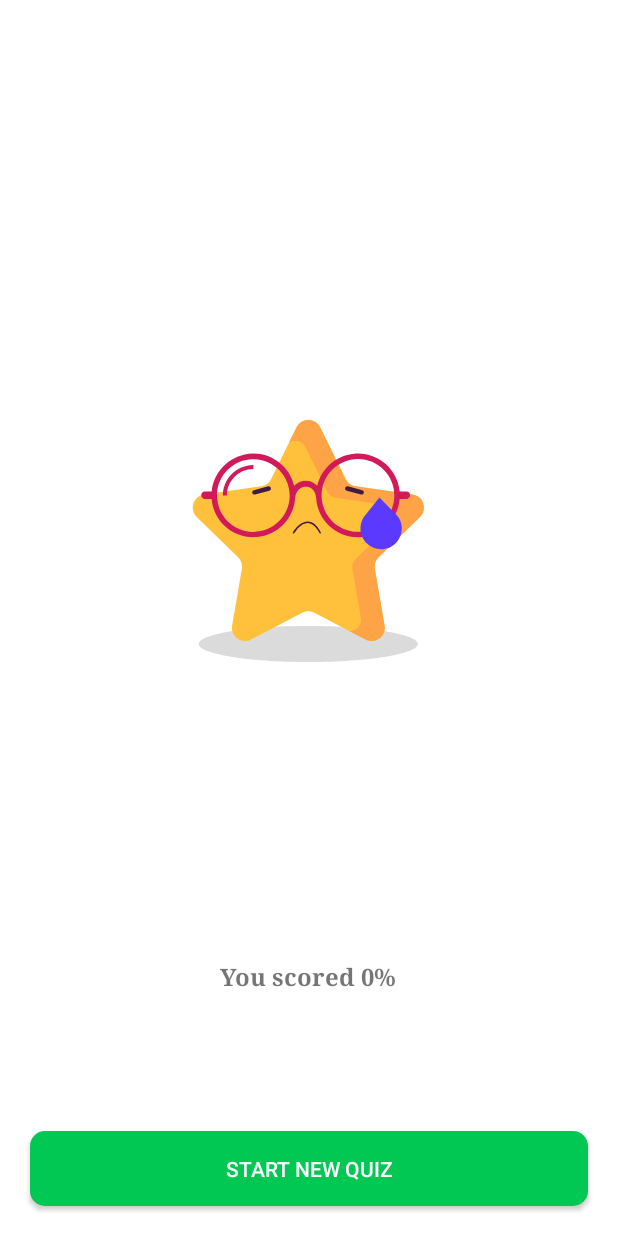
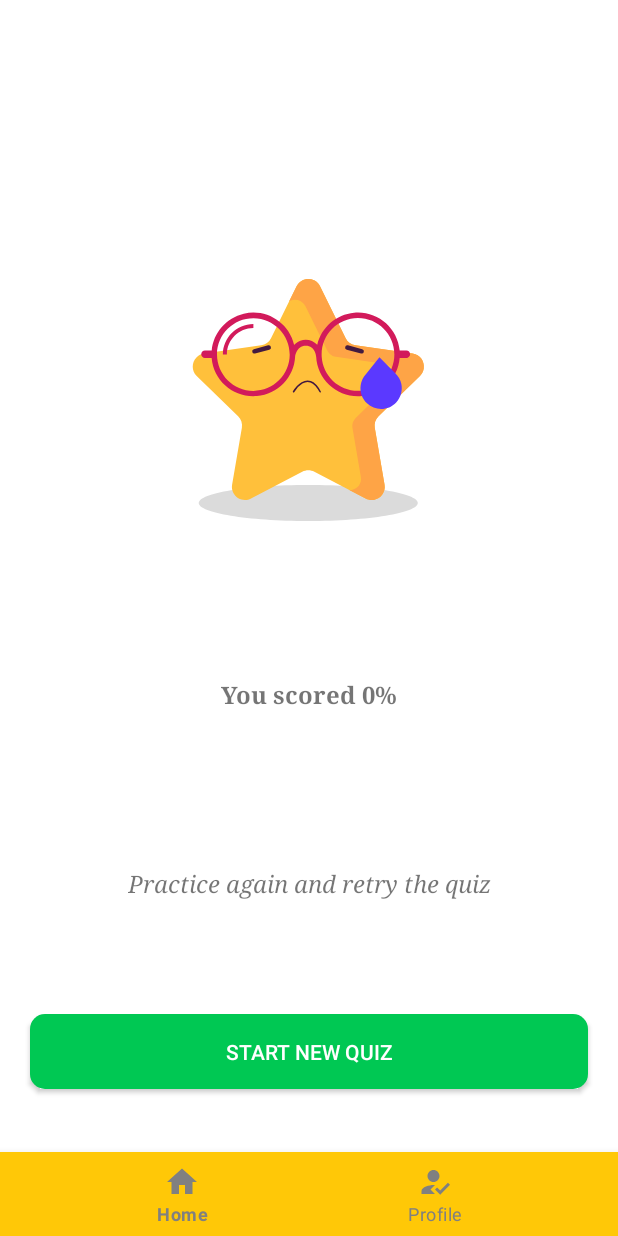
Before and after one commit to 1itachi/crack-it-up, an Android app: the ResultAnimation screen opened directly, with no data from a screen before it, on a phone screen of 412 x 824 dp. Run offline under Robolectric (Android 15) with nearby library versions, the phone set to English and light mode, and no system bars; our stand-ins replace Firebase (no records; nobody signed in at launch, a user with empty details on screens opened directly).

Commit message:
Added encouraging text for user after quiz (#97)

```diff
--- a/app/src/main/java/edu/neu/madcourse/crack_it_up/ResultAnimation.java
+++ b/app/src/main/java/edu/neu/madcourse/crack_it_up/ResultAnimation.java
@@ -34,14 +34,17 @@ public class ResultAnimation extends AppCompatActivity {
 
         final AppCompatButton startNewBtn = findViewById(R.id.startNewQuizBtn);
         final TextView correctAnswer = findViewById(R.id.correctAnswers);
+        final TextView userMessage = findViewById(R.id.userMessage);
 
         final int getCorrectAnswers = getIntent().getIntExtra("percentage", 0);
         final String topicId = getIntent().getStringExtra("topicId");
 
         if(getCorrectAnswers >= 70){
             lottieAnimationView.setAnimation(R.raw.congrats);
+            userMessage.setText("Well done!");
         }else{
             lottieAnimationView.setAnimation(R.raw.sad);
+            userMessage.setText("Practice again and retry the quiz");
         }
 
         correctAnswer.setText("You scored " +String.valueOf(getCorrectAnswers) + "%");
--- a/app/src/main/java/edu/neu/madcourse/crack_it_up/ScreenSlideActivity.java
+++ b/app/src/main/java/edu/neu/madcourse/crack_it_up/ScreenSlideActivity.java
@@ -104,7 +104,6 @@ public class ScreenSlideActivity extends AppCompatActivity {
                 if(b.getText().toString().equals("Finish")){
                     openDialogQuiz();
 //                    startActivity(new Intent(ScreenSlideActivity.this, HomeScreenActivity.class));
-                    finish();
                 }
                 mSlideViewPager.setCurrentItem(mCurrentPage + 1);
             }
--- a/app/src/main/java/edu/neu/madcourse/crack_it_up/TakeQuizDialog.java
+++ b/app/src/main/java/edu/neu/madcourse/crack_it_up/TakeQuizDialog.java
@@ -1,5 +1,6 @@
 package edu.neu.madcourse.crack_it_up;
 
+import android.app.Activity;
 import android.app.AlertDialog;
 import android.app.Dialog;
 import android.content.Context;
@@ -36,6 +37,7 @@ public class TakeQuizDialog extends AppCompatDialogFragment {
                         intent.putExtra("TOPIC_ID", topicId);
                         intent.putExtra("TOPIC_NAME", topicName);
                         startActivity(intent);
+                        ((Activity)context).finish();
                     }
                 })
                 .setNegativeButton("No", new DialogInterface.OnClickListener() {
@@ -45,6 +47,7 @@ public class TakeQuizDialog extends AppCompatDialogFragment {
                         intent.putExtra("TOPIC_ID", topicId);
                         intent.putExtra("TOPIC_NAME", topicName);
                         startActivity(intent);
+                        ((Activity)context).finish();
                     }
                 });;
         return builder.create();
--- a/app/src/main/res/layout/activity_result_animation.xml
+++ b/app/src/main/res/layout/activity_result_animation.xml
@@ -1,7 +1,13 @@
 <?xml version="1.0" encoding="utf-8"?>
-<androidx.constraintlayout.widget.ConstraintLayout xmlns:android="http://schemas.android.com/apk/res/android"
-    xmlns:app="http://schemas.android.com/apk/res-auto"
+
+<RelativeLayout xmlns:app="http://schemas.android.com/apk/res-auto"
     xmlns:tools="http://schemas.android.com/tools"
+    android:layout_width="match_parent"
+    android:layout_height="match_parent"
+    xmlns:android="http://schemas.android.com/apk/res/android"
+    tools:context=".ResultAnimation">
+
+    <androidx.constraintlayout.widget.ConstraintLayout
         android:layout_width="match_parent"
         android:layout_height="match_parent"
         tools:context=".ResultAnimation">
@@ -11,8 +17,7 @@
             android:layout_width="wrap_content"
             android:layout_height="wrap_content"
             android:layout_centerHorizontal="true"
-        android:layout_marginTop="32dp"
-        app:layout_constraintBottom_toTopOf="@+id/correctAnswers"
+            android:layout_marginTop="132dp"
             app:layout_constraintEnd_toEndOf="parent"
             app:layout_constraintStart_toStartOf="parent"
             app:layout_constraintTop_toTopOf="parent"
@@ -23,16 +28,29 @@
             android:id="@+id/correctAnswers"
             android:layout_width="wrap_content"
             android:layout_height="wrap_content"
-        android:layout_marginBottom="92dp"
+            android:layout_marginTop="100dp"
             android:fontFamily="serif"
             android:includeFontPadding="true"
             android:text="Correct Answer"
             android:textSize="16sp"
             android:textStyle="bold"
-        app:layout_constraintBottom_toTopOf="@+id/startNewQuizBtn"
             app:layout_constraintEnd_toEndOf="parent"
-        app:layout_constraintHorizontal_bias="0.498"
-        app:layout_constraintStart_toStartOf="parent" />
+            app:layout_constraintStart_toStartOf="parent"
+            app:layout_constraintTop_toBottomOf="@+id/animation" />
+
+        <TextView
+            android:id="@+id/userMessage"
+            android:layout_width="wrap_content"
+            android:layout_height="wrap_content"
+            android:layout_marginTop="104dp"
+            android:fontFamily="serif"
+            android:includeFontPadding="true"
+            android:text="message"
+            android:textSize="16sp"
+            android:textStyle="italic"
+            app:layout_constraintEnd_toEndOf="parent"
+            app:layout_constraintStart_toStartOf="parent"
+            app:layout_constraintTop_toBottomOf="@+id/correctAnswers" />
 
         <androidx.appcompat.widget.AppCompatButton
             android:id="@+id/startNewQuizBtn"
@@ -40,13 +58,27 @@
             android:layout_height="50dp"
             android:layout_alignParentBottom="true"
             android:layout_margin="20dp"
-        android:layout_marginBottom="48dp"
             android:background="@drawable/round_back_green10"
             android:text="Start New Quiz"
             android:textColor="#FFFFFF"
+            app:layout_constraintBottom_toTopOf="@+id/bottom_navigation"
+            app:layout_constraintEnd_toEndOf="parent"
+            app:layout_constraintStart_toStartOf="parent"
+            app:layout_constraintTop_toBottomOf="@+id/userMessage"
+            app:layout_constraintVertical_bias="0.716" />
+
+        <com.google.android.material.bottomnavigation.BottomNavigationView
+            android:id="@+id/bottom_navigation"
+            android:layout_width="match_parent"
+            android:layout_height="wrap_content"
+            android:layout_alignParentBottom="true"
+            app:backgroundTint="#FFC807"
+            app:itemIconTint="#808080"
+            app:itemTextColor="#808080"
             app:layout_constraintBottom_toBottomOf="parent"
-        app:layout_constraintEnd_toEndOf="parent"
-        app:layout_constraintHorizontal_bias="0.6"
-        app:layout_constraintStart_toStartOf="parent" />
+            app:menu="@menu/bottom_navigation_menu"
+            tools:layout_editor_absoluteX="0dp" />
+
 
     </androidx.constraintlayout.widget.ConstraintLayout>
+</RelativeLayout>
--- a/app/src/main/res/layout/activity_topic_selection.xml
+++ b/app/src/main/res/layout/activity_topic_selection.xml
@@ -26,7 +26,7 @@
             android:layout_marginLeft="10dp"
             android:layout_marginTop="32dp"
             android:layout_marginRight="10dp"
-            android:text="Choose a topic to explore"
+            android:text="Choose a topic"
             android:textColor="#007AA3"
             android:textSize="20sp"
             android:textStyle="bold"
```
Lines whose indentation alone changed are shown as unchanged.
